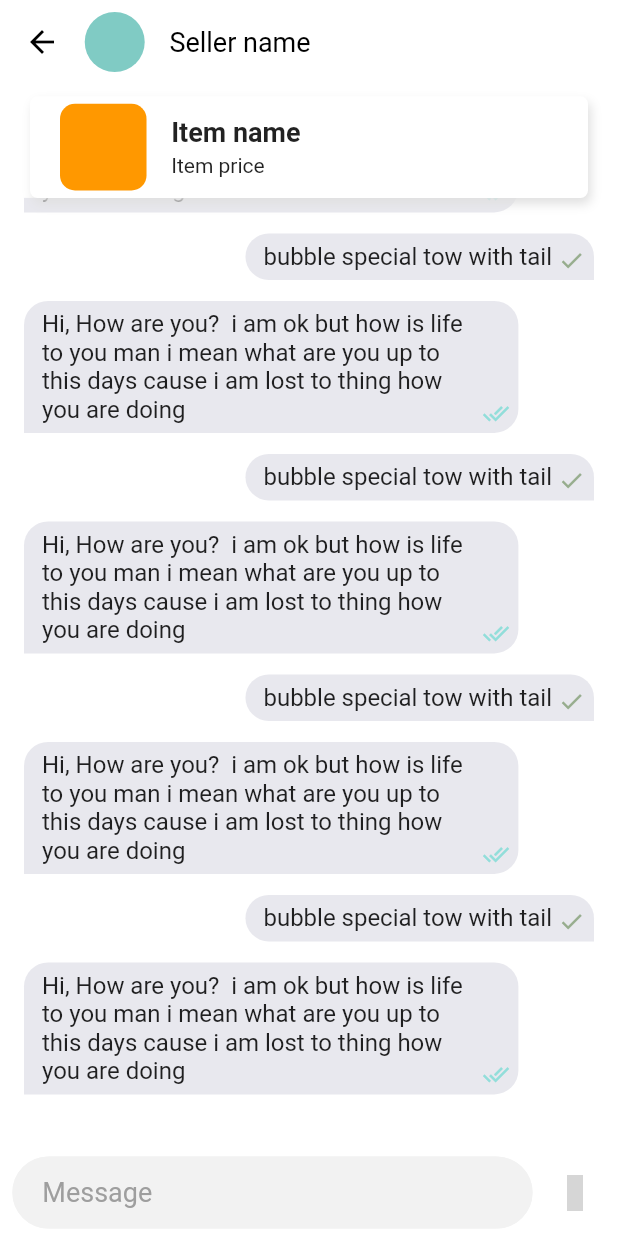
After one commit to abentad/flutter_zion_shopping, a Flutter app: the ChatScreen screen opened directly, on a phone screen of 412 x 824 dp. The commit adds this screen. Run offline on Flutter 3.47's test engine with Material 2 defaults, Android fonts, the phone set to English and light mode, and no system bars; our stand-ins replace cached_network_image, carousel_slider, chat_bubbles, dio, email_validator, firebase_core and 15 more; missing offline and left inert: flutter_phone_direct_caller, flutter_windowmanager, image_downloader, transition; accounts and stored records are empty; grey boxes are pictures that could not be loaded.

Commit message:
notification working and chat screen done

```diff
--- a/lib/controller/chat_controller.dart
+++ b/lib/controller/chat_controller.dart
@@ -15,6 +15,7 @@ class ChatController extends GetxController {
   }
 
   _setupNotificationListener() {
+    print('listener is on');
     //
     AndroidInitializationSettings _initializationSettingsAndroid = const AndroidInitializationSettings('@mipmap/ic_launcher');
     InitializationSettings _initializationSettings = InitializationSettings(android: _initializationSettingsAndroid);
--- /dev/null
+++ b/lib/view/chat_screen.dart
@@ -0,0 +1,257 @@
+import 'dart:async';
+
+import 'package:chat_bubbles/chat_bubbles.dart';
+import 'package:flutter/material.dart';
+import 'package:material_design_icons_flutter/material_design_icons_flutter.dart';
+
+class ChatScreen extends StatefulWidget {
+  const ChatScreen({Key? key}) : super(key: key);
+
+  @override
+  State<ChatScreen> createState() => _ChatScreenState();
+}
+
+class _ChatScreenState extends State<ChatScreen> {
+  final TextEditingController _messageController = TextEditingController();
+
+  final _scrollController = ScrollController();
+  @override
+  void initState() {
+    super.initState();
+
+    //TODO: use this to scroll to the end of the list view after loading messages
+    Timer(const Duration(milliseconds: 150), () => _scrollController.jumpTo(_scrollController.position.maxScrollExtent));
+  }
+
+  @override
+  Widget build(BuildContext context) {
+    final size = MediaQuery.of(context).size;
+
+    return Scaffold(
+      appBar: AppBar(
+        elevation: 0.0,
+        automaticallyImplyLeading: false,
+        backgroundColor: Colors.white,
+        title: Row(
+          // mainAxisAlignment: MainAxisAlignment.center,
+          children: [
+            GestureDetector(
+              onTap: () {
+                Navigator.pop(context);
+              },
+              child: const SizedBox(
+                child: Icon(Icons.arrow_back, color: Colors.black),
+              ),
+            ),
+            SizedBox(width: size.width * 0.04),
+            CircleAvatar(backgroundColor: Colors.teal.shade200),
+            SizedBox(width: size.width * 0.04),
+            Column(
+              children: const [
+                Text('Seller name', style: TextStyle(color: Colors.black, fontWeight: FontWeight.w400, fontSize: 18.0)),
+              ],
+            )
+          ],
+        ),
+      ),
+      body: SafeArea(
+        child: Container(
+          decoration: const BoxDecoration(),
+          child: Stack(
+            children: [
+              NotificationListener<OverscrollIndicatorNotification>(
+                onNotification: (overscroll) {
+                  overscroll.disallowGlow();
+                  return false;
+                },
+                child: ListView(
+                  controller: _scrollController,
+                  children: [
+                    SizedBox(height: size.height * 0.12),
+                    const Padding(
+                      padding: EdgeInsets.only(bottom: 10.0),
+                      child: BubbleSpecialTwo(
+                        text: 'Hi, How are you?  i am ok but how is life to you man i mean what are you up to this days cause i am lost to thing how you are doing',
+                        isSender: false,
+                        color: Color(0xFFE8E8EE),
+                        sent: true,
+                        delivered: true,
+                        seen: true,
+                        // tail: false,
+                      ),
+                    ),
+                    const Padding(
+                      padding: EdgeInsets.only(bottom: 10.0),
+                      child: BubbleSpecialTwo(
+                        text: 'bubble special tow with tail',
+                        isSender: true,
+                        color: Color(0xFFE8E8EE),
+                        sent: true,
+                        // tail: false,
+                      ),
+                    ),
+                    const Padding(
+                      padding: EdgeInsets.only(bottom: 10.0),
+                      child: BubbleSpecialTwo(
+                        text: 'Hi, How are you?  i am ok but how is life to you man i mean what are you up to this days cause i am lost to thing how you are doing',
+                        isSender: false,
+                        color: Color(0xFFE8E8EE),
+                        sent: true,
+                        seen: true,
+                        // tail: false,
+                      ),
+                    ),
+                    const Padding(
+                      padding: EdgeInsets.only(bottom: 10.0),
+                      child: BubbleSpecialTwo(
+                        text: 'bubble special tow with tail',
+                        isSender: true,
+                        color: Color(0xFFE8E8EE),
+                        sent: true,
+                        // tail: false,
+                      ),
+                    ),
+                    const Padding(
+                      padding: EdgeInsets.only(bottom: 10.0),
+                      child: BubbleSpecialTwo(
+                        text: 'Hi, How are you?  i am ok but how is life to you man i mean what are you up to this days cause i am lost to thing how you are doing',
+                        isSender: false,
+                        color: Color(0xFFE8E8EE),
+                        sent: true,
+                        seen: true,
+                        // tail: false,
+                      ),
+                    ),
+                    const Padding(
+                      padding: EdgeInsets.only(bottom: 10.0),
+                      child: BubbleSpecialTwo(
+                        text: 'bubble special tow with tail',
+                        isSender: true,
+                        color: Color(0xFFE8E8EE),
+                        sent: true,
+                        // tail: false,
+                      ),
+                    ),
+                    const Padding(
+                      padding: EdgeInsets.only(bottom: 10.0),
+                      child: BubbleSpecialTwo(
+                        text: 'Hi, How are you?  i am ok but how is life to you man i mean what are you up to this days cause i am lost to thing how you are doing',
+                        isSender: false,
+                        color: Color(0xFFE8E8EE),
+                        sent: true,
+                        seen: true,
+                        // tail: false,
+                      ),
+                    ),
+                    const Padding(
+                      padding: EdgeInsets.only(bottom: 10.0),
+                      child: BubbleSpecialTwo(
+                        text: 'bubble special tow with tail',
+                        isSender: true,
+                        color: Color(0xFFE8E8EE),
+                        sent: true,
+                        // tail: false,
+                      ),
+                    ),
+                    const Padding(
+                      padding: EdgeInsets.only(bottom: 10.0),
+                      child: BubbleSpecialTwo(
+                        text: 'Hi, How are you?  i am ok but how is life to you man i mean what are you up to this days cause i am lost to thing how you are doing',
+                        isSender: false,
+                        color: Color(0xFFE8E8EE),
+                        sent: true,
+                        seen: true,
+                        // tail: false,
+                      ),
+                    ),
+                    SizedBox(height: size.height * 0.1),
+                  ],
+                ),
+              ),
+              Positioned(
+                left: 0.0,
+                right: 0.0,
+                top: 0.0,
+                child: Container(
+                  decoration: const BoxDecoration(color: Colors.white),
+                  child: Column(
+                    children: [
+                      SizedBox(height: size.height * 0.01),
+                      Container(
+                        margin: const EdgeInsets.symmetric(horizontal: 20.0),
+                        padding: const EdgeInsets.symmetric(horizontal: 20.0, vertical: 5.0),
+                        decoration: BoxDecoration(
+                          color: Colors.white,
+                          borderRadius: BorderRadius.circular(5.0),
+                          boxShadow: [BoxShadow(color: Colors.grey.shade300, offset: const Offset(2, 4), blurRadius: 5.0)],
+                        ),
+                        child: Row(
+                          children: [
+                            Container(
+                              height: size.height * 0.07,
+                              width: size.width * 0.14,
+                              decoration: BoxDecoration(
+                                color: Colors.orange,
+                                borderRadius: BorderRadius.circular(10.0),
+                              ),
+                            ),
+                            SizedBox(width: size.width * 0.04),
+                            Column(
+                              crossAxisAlignment: CrossAxisAlignment.start,
+                              children: [
+                                const Text('Item name', style: TextStyle(fontSize: 18.0, fontWeight: FontWeight.w600)),
+                                SizedBox(height: size.height * 0.005),
+                                const Text('Item price', style: TextStyle(fontSize: 14.0, fontWeight: FontWeight.w400)),
+                              ],
+                            ),
+                          ],
+                        ),
+                      ),
+                    ],
+                  ),
+                ),
+              ),
+              Positioned(
+                left: 0.0,
+                right: 0.0,
+                bottom: 0.0,
+                child: Container(
+                  padding: const EdgeInsets.symmetric(vertical: 5.0),
+                  decoration: const BoxDecoration(color: Colors.white),
+                  child: Row(
+                    children: [
+                      SizedBox(width: size.width * 0.02),
+                      Expanded(
+                        child: TextFormField(
+                          textInputAction: TextInputAction.send,
+                          cursorColor: Colors.black,
+                          style: const TextStyle(fontSize: 18.0),
+                          controller: _messageController,
+                          decoration: InputDecoration(
+                            contentPadding: const EdgeInsets.symmetric(horizontal: 20.0, vertical: 5.0),
+                            filled: true,
+                            fillColor: const Color(0xfff2f2f2),
+                            hintText: "Message",
+                            hintStyle: const TextStyle(color: Colors.grey),
+                            enabledBorder: OutlineInputBorder(borderRadius: BorderRadius.circular(50.0), borderSide: const BorderSide(color: Color(0xfff2f2f2))),
+                            border: OutlineInputBorder(borderRadius: BorderRadius.circular(50.0), borderSide: const BorderSide(color: Color(0xfff2f2f2))),
+                            focusedBorder: OutlineInputBorder(borderRadius: BorderRadius.circular(50.0), borderSide: const BorderSide(color: Color(0xfff2f2f2))),
+                          ),
+                        ),
+                      ),
+                      SizedBox(width: size.width * 0.04),
+                      const SizedBox(
+                        child: Icon(MdiIcons.image, color: Colors.black),
+                      ),
+                      SizedBox(width: size.width * 0.04),
+                    ],
+                  ),
+                ),
+              )
+            ],
+          ),
+        ),
+      ),
+    );
+  }
+}
--- a/lib/view/product/product_detail.dart
+++ b/lib/view/product/product_detail.dart
@@ -7,6 +7,7 @@ import 'package:flutter_node_auth/constants/api_path.dart';
 import 'package:flutter_node_auth/controller/api_controller.dart';
 import 'package:flutter_node_auth/model/product.dart';
 import 'package:flutter_node_auth/utils/app_helpers.dart';
+import 'package:flutter_node_auth/view/chat_screen.dart';
 import 'package:flutter_node_auth/view/product/product_image_detail.dart';
 import 'package:flutter_node_auth/view/product/product_screen_helper.dart';
 import 'package:flutter_node_auth/view/seller_screen.dart';
@@ -359,7 +360,9 @@ class _ProductDetailState extends State<ProductDetail> {
                         SizedBox(width: size.width * 0.02),
                         Expanded(
                           child: MaterialButton(
-                            onPressed: () {},
+                            onPressed: () {
+                              Navigator.push(context, CupertinoPageRoute(builder: (context) => const ChatScreen()));
+                            },
                             color: Colors.teal,
                             shape: RoundedRectangleBorder(borderRadius: BorderRadius.circular(10.0)),
                             height: 50.0,
--- a/pubspec.yaml
+++ b/pubspec.yaml
@@ -37,7 +37,9 @@ dependencies:
   flutter_phone_direct_caller: ^2.1.0
   money_formatter: ^0.0.3
   material_design_icons_flutter: 5.0.5955-rc.1
+  ###for disabling screenshot and screenRecording
   flutter_windowmanager: ^0.2.0
+  ###for sharing to other apps
   share_plus: ^3.0.4
   image_downloader: ^0.30.0
   fluttertoast: ^8.0.8
@@ -48,6 +50,8 @@ dependencies:
   email_validator: ^2.0.1
   flutter_pw_validator: ^1.3.0
   flutter_local_notifications: ^9.0.2
+  chat_bubbles: ^1.1.0
+  socket_io_client: ^1.0.1
 
 dev_dependencies:
   flutter_test:
```
Also changed, not shown: lib/controller/message_controller.dart (added, +152 -0 lines), lib/view/messages_screen.dart (added), pubspec.lock.
